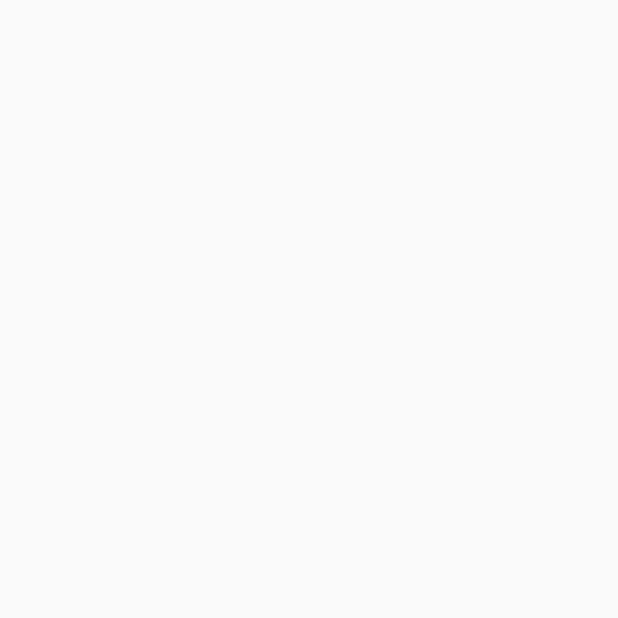
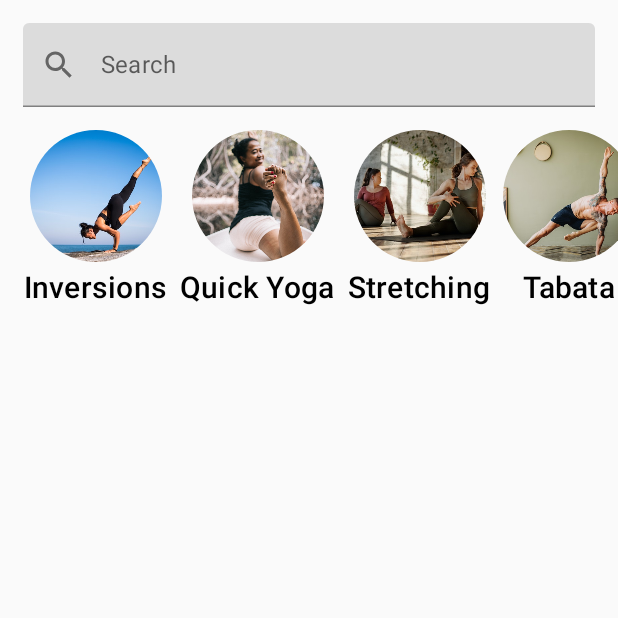
Before and after one commit to pparekh2009/ComposeDemo, an Android app built with Jetpack Compose: the MySootheActivity screen opened directly, with no data from a screen before it, on a phone screen of 412 x 824 dp, the top half of it. Before the commit the part shown is empty. Run offline under Robolectric (Android 15) with nearby library versions, the phone set to English and light mode, and no system bars.

Commit message:
Some Changes

```diff
--- /dev/null
+++ b/app/src/main/java/com/example/composedemo/Item.kt
@@ -0,0 +1,5 @@
+package com.example.composedemo
+
+import androidx.annotation.DrawableRes
+
+data class Item(@DrawableRes var drawable: Int, var text: String)
--- a/app/src/main/java/com/example/composedemo/MainActivity.kt
+++ b/app/src/main/java/com/example/composedemo/MainActivity.kt
@@ -36,7 +36,7 @@ class MainActivity : ComponentActivity() {
                 Button(onClick = { startActivity(Intent(this@MainActivity, ListActivity::class.java)) }) {
                     Text(text = "List")
                 }
-                Button(onClick = { startActivity(Intent(this@MainActivity, ListActivity::class.java)) }) {
+                Button(onClick = { startActivity(Intent(this@MainActivity, MySootheActivity::class.java)) }) {
                     Text(text = "MySoothe")
                 }
             }
--- a/app/src/main/java/com/example/composedemo/MySootheActivity.kt
+++ b/app/src/main/java/com/example/composedemo/MySootheActivity.kt
@@ -3,26 +3,151 @@ package com.example.composedemo
 import android.os.Bundle
 import androidx.activity.ComponentActivity
 import androidx.activity.compose.setContent
-import androidx.compose.foundation.layout.fillMaxSize
-import androidx.compose.material.MaterialTheme
-import androidx.compose.material.Surface
-import androidx.compose.material.Text
-import androidx.compose.material.TextField
+import androidx.annotation.DrawableRes
+import androidx.compose.foundation.Image
+import androidx.compose.foundation.layout.*
+import androidx.compose.foundation.lazy.LazyRow
+import androidx.compose.foundation.lazy.items
+import androidx.compose.foundation.shape.CircleShape
+import androidx.compose.material.*
+import androidx.compose.material.icons.Icons
+import androidx.compose.material.icons.filled.Search
 import androidx.compose.runtime.Composable
+import androidx.compose.ui.Alignment
 import androidx.compose.ui.Modifier
-import androidx.compose.ui.tooling.preview.Preview
-import com.example.composedemo.ui.theme.ComposeDemoTheme
+import androidx.compose.ui.draw.clip
+import androidx.compose.ui.layout.ContentScale
+import androidx.compose.ui.res.painterResource
+import androidx.compose.ui.unit.dp
 
 class MySootheActivity : ComponentActivity() {
     override fun onCreate(savedInstanceState: Bundle?) {
         super.onCreate(savedInstanceState)
         setContent {
 
+            val alignYourBodyData = listOf(
+                Item(R.drawable.ab1_inversions, "Inversions"),
+                Item(R.drawable.ab2_quick_yoga, "Quick Yoga"),
+                Item(R.drawable.ab3_stretching, "Stretching"),
+                Item(R.drawable.ab4_tabata, "Tabata"),
+                Item(R.drawable.ab5_hiit, "HIIT"),
+                Item(R.drawable.ab6_pre_natal_yoga, "Pre-natal Yoga"),
+            )
+
+            val favoriteCollectionsData = listOf(
+                Item(R.drawable.fc1_short_mantras, "Short Mantras"),
+                Item(R.drawable.fc2_nature_meditations, "Nature Meditations"),
+                Item(R.drawable.fc3_stress_and_anxiety, "Stress and Anxiety"),
+                Item(R.drawable.fc4_self_massage, "Self Massage"),
+                Item(R.drawable.fc5_overwhelmed, "Overwhelmed"),
+                Item(R.drawable.fc6_nightly_wind_down, "Nightly Wind Down"),
+            )
+
+            Column(modifier = Modifier.fillMaxWidth()) {
+                SearchBar(modifier = Modifier.padding(15.dp))
+                AlignYourBodyRow(alignYourBodyData = alignYourBodyData)
+                FavoriteCollectionsGrid(favoriteCollectionsData = favoriteCollectionsData)
+            }
         }
     }
 }
 
 @Composable
 fun SearchBar(modifier: Modifier = Modifier) {
-    TextField(value = "", onValueChange = {}, modifier = modifier)
+    TextField(
+        value = "",
+        onValueChange = {},
+        modifier = modifier
+            .fillMaxWidth()
+            .heightIn(min = 56.dp),
+        leadingIcon = {
+            Icon(imageVector = Icons.Default.Search, contentDescription = "Search")
+        },
+        placeholder = {
+            Text(text = "Search")
+        })
 }
+
+@Composable
+fun AlignYourBodyElement(@DrawableRes drawable: Int, text: String, modifier: Modifier = Modifier) {
+    Column(
+        modifier = modifier,
+        horizontalAlignment = Alignment.CenterHorizontally
+    ) {
+        Image(
+            painter = painterResource(id = drawable),
+            contentDescription = null,
+            contentScale = ContentScale.Crop,
+            modifier = modifier
+                .size(88.dp)
+                .clip(CircleShape)
+        )
+        Text(
+            text = text,
+            style = MaterialTheme.typography.h6,
+            modifier = Modifier.paddingFromBaseline(
+                top = 24.dp, bottom = 8.dp
+            )
+        )
+    }
+}
+
+@Composable
+fun FavoriteCollectionCard(
+    text: String,
+    @DrawableRes drawable: Int,
+    modifier: Modifier = Modifier
+) {
+    Surface(
+        shape = MaterialTheme.shapes.small,
+        modifier = modifier
+    ) {
+        Row(
+            verticalAlignment = Alignment.CenterVertically,
+            modifier = Modifier.width(192.dp)
+        ) {
+            Image(
+                painter = painterResource(drawable),
+                contentDescription = null
+            )
+            Text(
+                text = text
+            )
+        }
+    }
+}
+
+@Composable
+fun AlignYourBodyRow(alignYourBodyData: List<Item>, modifier: Modifier = Modifier) {
+
+    LazyRow(
+        horizontalArrangement = Arrangement.spacedBy(8.dp),
+        contentPadding = PaddingValues(horizontal = 16.dp),
+        modifier = modifier) {
+        items(alignYourBodyData) {
+            AlignYourBodyElement(drawable = it.drawable, text = it.text)
+        }
+    }
+}
+
+@Composable
+fun FavoriteCollectionsGrid(
+    favoriteCollectionsData: List<Item>,
+    modifier: Modifier = Modifier
+) {
+//    LazyHorizontalGrid(
+//        rows = GridCells.Fixed(2),
+//        contentPadding = PaddingValues(horizontal = 16.dp),
+//        horizontalArrangement = Arrangement.spacedBy(8.dp),
+//        verticalArrangement = Arrangement.spacedBy(8.dp),
+//        modifier = modifier.height(120.dp)
+//    ) {
+//        items(favoriteCollectionsData) {
+//            FavoriteCollectionCard(
+//                drawable = it.drawable,
+//                text = it.text,
+//                modifier = Modifier.height(56.dp)
+//            )
+//        }
+//    }
+}
```
Also changed, not shown: app/src/main/res/drawable/ab1_inversions.png (added), app/src/main/res/drawable/ab2_quick_yoga.png (added), app/src/main/res/drawable/ab3_stretching.png (added), app/src/main/res/drawable/ab4_tabata.png (added), app/src/main/res/drawable/ab5_hiit.png (added), app/src/main/res/drawable/ab6_pre_natal_yoga.png (added), app/src/main/res/drawable/fc1_short_mantras.png (added), app/src/main/res/drawable/fc2_nature_meditations.png (added), app/src/main/res/drawable/fc3_stress_and_anxiety.png (added), app/src/main/res/drawable/fc4_self_massage.png (added), app/src/main/res/drawable/fc6_nightly_wind_down.png (added), 1 other file.
